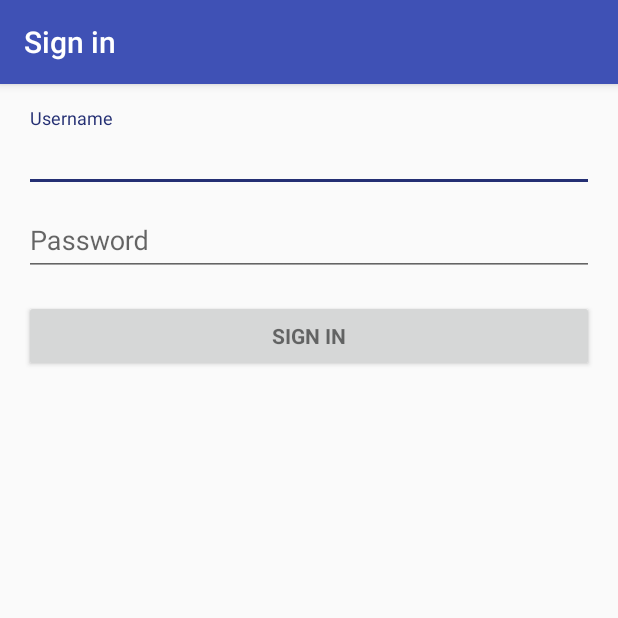
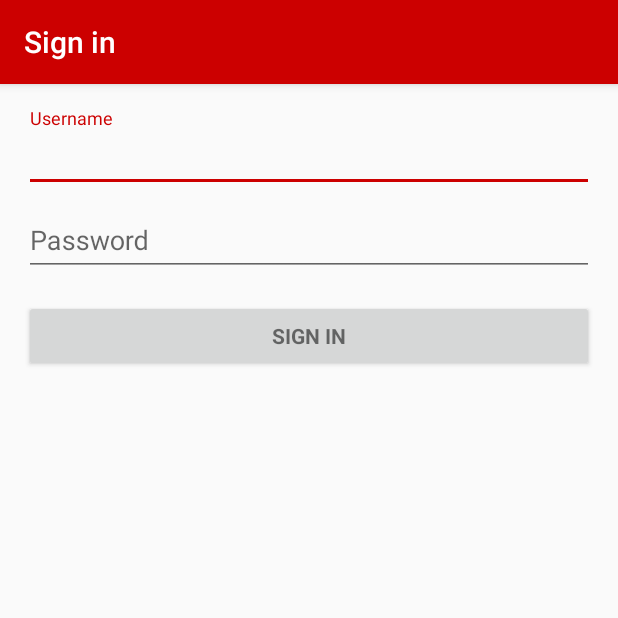
Before and after one commit to SungHwanKaist/ChatApp, an Android app: the screen it shows after launch (LoginActivity), on a phone screen of 412 x 824 dp, the top half of it. Run offline under Robolectric (Android 15) with nearby library versions, the phone set to English and light mode, and no system bars; libraries missing offline, so code that uses them is left out: com.github.clans.fab; 5 statements that could not run were skipped.

Commit message:
change icon and theme color

```diff
--- a/app/src/main/java/com/hems/socketio/client/CreateContactActivity.java
+++ b/app/src/main/java/com/hems/socketio/client/CreateContactActivity.java
@@ -50,7 +50,7 @@ public class CreateContactActivity extends AppCompatActivity implements ContactR
         list = new ArrayList<>();
         adapter = new ContactRecyclerAdapter(this, list, this);
         recyclerView.setAdapter(adapter);
-        getContacts();
+        //getContacts();
     }
 
     @Override
@@ -134,7 +134,9 @@ public class CreateContactActivity extends AppCompatActivity implements ContactR
             public void onFailure(Throwable t) {
 
             }
+
         });
     }
 
+
 }
--- a/app/src/main/res/layout/activity_login.xml
+++ b/app/src/main/res/layout/activity_login.xml
@@ -11,6 +11,7 @@
     tools:context="com.pws.socketio.com.hems.socketio.client.LoginActivity">
 
     <!-- Login progress -->
+
     <ProgressBar
         android:id="@+id/login_progress"
         style="?android:attr/progressBarStyleLarge"
@@ -22,7 +23,7 @@
     <ScrollView
         android:id="@+id/login_form"
         android:layout_width="match_parent"
-        android:layout_height="match_parent">
+        android:layout_height="wrap_content">
 
         <LinearLayout
             android:id="@+id/email_login_form"
@@ -52,7 +53,7 @@
                 <EditText
                     android:id="@+id/password"
                     android:layout_width="match_parent"
-                    android:layout_height="wrap_content"
+                    android:layout_height="match_parent"
                     android:hint="@string/prompt_password"
                     android:imeActionId="@+id/login"
                     android:imeActionLabel="@string/action_sign_in_short"
@@ -74,4 +75,5 @@
 
         </LinearLayout>
     </ScrollView>
+
 </LinearLayout>
--- a/app/src/main/res/values/colors.xml
+++ b/app/src/main/res/values/colors.xml
@@ -1,6 +1,6 @@
 <?xml version="1.0" encoding="utf-8"?>
 <resources>
-    <color name="colorPrimary">#3F51B5</color>
-    <color name="colorPrimaryDark">#303F9F</color>
-    <color name="colorAccent">#242f73</color>
+    <color name="colorPrimary">#cc0000</color>
+    <color name="colorPrimaryDark">#cc0000</color>
+    <color name="colorAccent">#cc0000</color>
 </resources>
--- a/app/src/main/res/values/strings.xml
+++ b/app/src/main/res/values/strings.xml
@@ -1,5 +1,5 @@
 <resources>
-    <string name="app_name">SocketIO Chat</string>
+    <string name="app_name">Ranchat</string>
     <string name="action_settings">Settings</string>
     <string name="title_activity_chat">ChatActivity</string>
     <string name="title_activity_chat_list">ChatListActivity</string>
```
Also changed, not shown: app/src/main/res/layout/activity_chat_list.xml (+36 -37 lines), app/src/main/res/drawable-hdpi/ic_launcher.png (added), app/src/main/res/mipmap-hdpi/ic_launcher.png (deleted), app/src/main/res/mipmap-mdpi/ic_launcher.png (deleted), app/src/main/res/mipmap-xhdpi/ic_launcher.png (deleted), app/src/main/res/mipmap-xxhdpi/ic_launcher.png (deleted), app/src/main/res/mipmap-xxxhdpi/ic_launcher.png (deleted), 24 other files.
